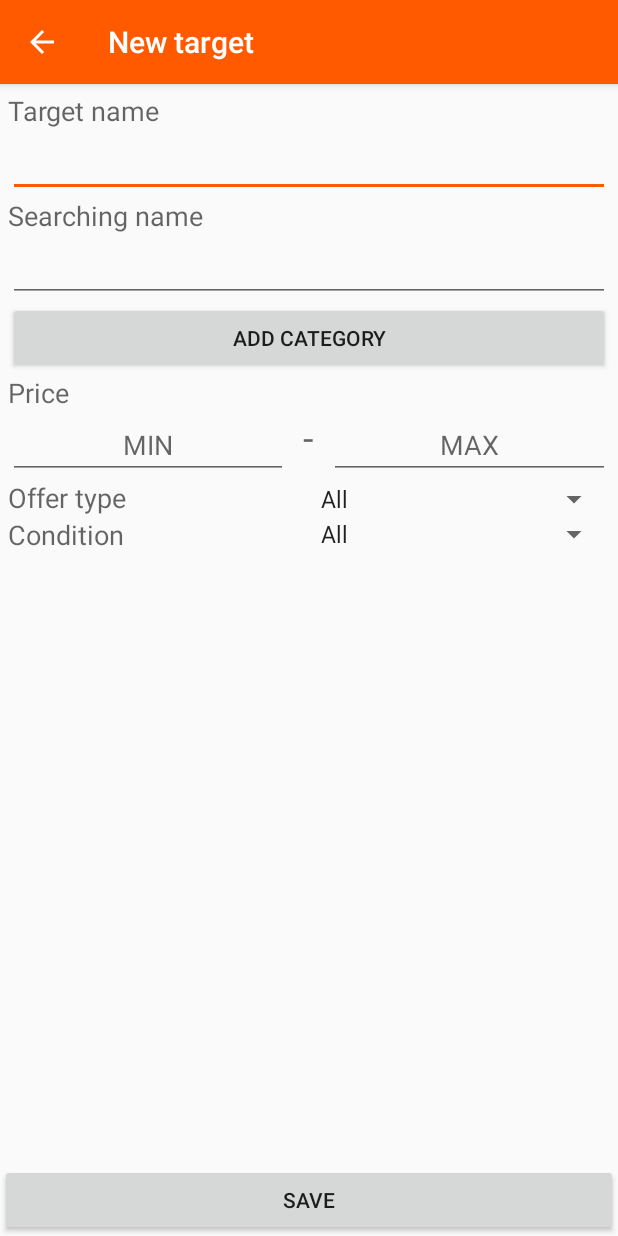
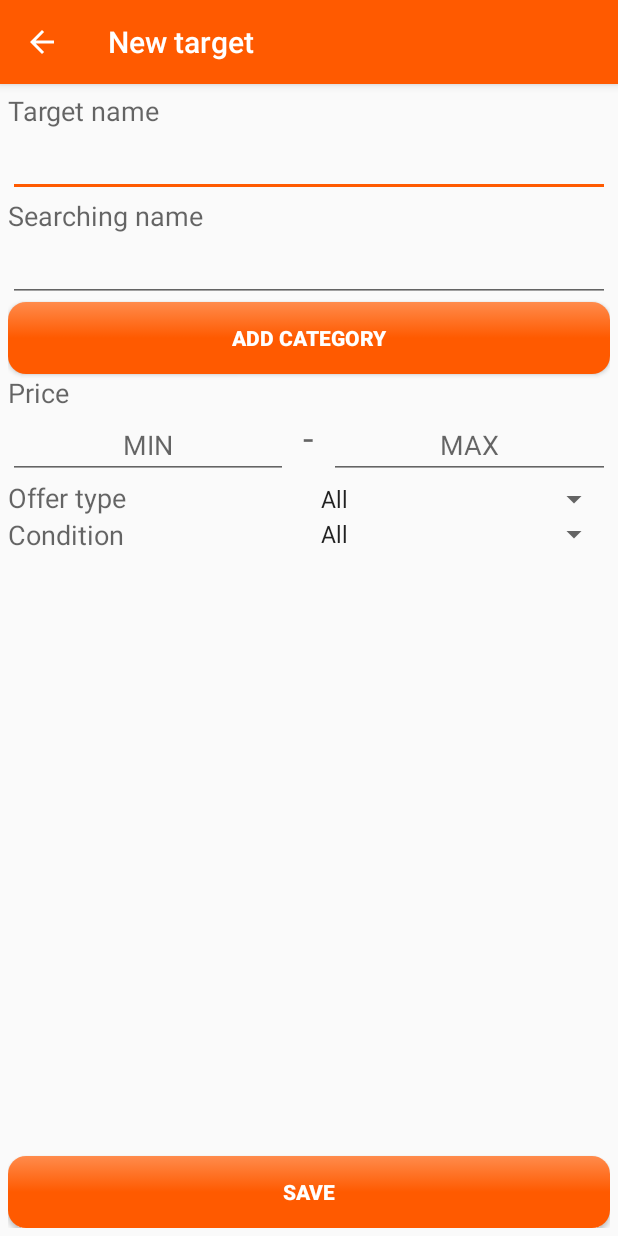
Before and after one commit to sebastiansokolowski/AuctionHunter---Allegro, an Android app: the NewTargetFragment screen opened directly, with no data from a screen before it, on a phone screen of 412 x 824 dp. Run offline under Robolectric (Android 15) with nearby library versions, the phone set to English and light mode, and no system bars; libraries missing offline, so code that uses them is left out: io.realm; 2 statements that could not run were skipped.

Commit message:
Change button style to custom. Fix padding at new target view.

```diff
--- /dev/null
+++ b/app/src/main/res/drawable/button.xml
@@ -0,0 +1,26 @@
+<?xml version="1.0" encoding="utf-8"?>
+<selector xmlns:android="http://schemas.android.com/apk/res/android">
+
+    <item android:drawable="@android:color/white" android:state_focused="true"></item>
+    <item android:state_pressed="true">
+        <shape android:shape="rectangle">
+            <solid android:color="@color/orange" />
+
+            <stroke android:width="2dp" android:color="@android:color/black" />
+
+            <corners android:radius="12dp" />
+
+            <padding android:bottom="4dp" android:left="4dp" android:right="4dp" android:top="4dp" />
+        </shape>
+    </item>
+    <item>
+        <shape android:shape="rectangle">
+            <gradient android:angle="270" android:centerColor="@color/orange" android:endColor="@color/orange" android:startColor="@color/orange_click" />
+
+            <corners android:radius="12dp" />
+
+            <padding android:bottom="4dp" android:left="4dp" android:right="4dp" android:top="4dp" />
+        </shape>
+    </item>
+
+</selector>
--- a/app/src/main/res/layout/content_main.xml
+++ b/app/src/main/res/layout/content_main.xml
@@ -21,6 +21,7 @@
         app:layout_constraintTop_toTopOf="parent" />
 
     <Button
+        style="@style/AppTheme.Button"
         android:id="@+id/btn_select_target"
         android:layout_width="wrap_content"
         android:layout_height="wrap_content"
--- a/app/src/main/res/layout/fragment_new_target.xml
+++ b/app/src/main/res/layout/fragment_new_target.xml
@@ -1,7 +1,8 @@
 <?xml version="1.0" encoding="utf-8"?>
 <RelativeLayout xmlns:android="http://schemas.android.com/apk/res/android"
     android:layout_width="match_parent"
-    android:layout_height="match_parent">
+    android:layout_height="match_parent"
+    android:padding="5dp">
 
     <ScrollView
         android:layout_width="match_parent"
@@ -13,8 +14,7 @@
             android:layout_width="match_parent"
             android:layout_height="wrap_content"
             android:gravity="center_vertical"
-            android:orientation="vertical"
-            android:padding="5dp">
+            android:orientation="vertical">
 
             <TextView
                 android:layout_width="wrap_content"
@@ -26,7 +26,8 @@
                 android:id="@+id/et_target_name"
                 android:layout_width="match_parent"
                 android:layout_height="wrap_content"
-                android:inputType="text" />
+                android:inputType="text"
+                android:maxLines="1" />
 
             <TextView
                 android:layout_width="wrap_content"
@@ -48,6 +49,7 @@
 
             <Button
                 android:id="@+id/btn_add_category"
+                style="@style/AppTheme.Button"
                 android:layout_width="match_parent"
                 android:layout_height="wrap_content"
                 android:layout_alignParentRight="true"
@@ -73,7 +75,8 @@
                     android:gravity="center"
                     android:hint="@string/new_target_max_price"
                     android:inputType="number"
-                    android:maxLength="10" />
+                    android:maxLength="10"
+                    android:maxLines="1" />
 
                 <TextView
                     android:id="@+id/holder_view_center"
@@ -96,7 +99,8 @@
                     android:gravity="center"
                     android:hint="@string/new_target_min_price"
                     android:inputType="number"
-                    android:maxLength="10" />
+                    android:maxLength="10"
+                    android:maxLines="1" />
 
             </RelativeLayout>
 
@@ -149,6 +153,7 @@
 
     <Button
         android:id="@+id/btn_save"
+        style="@style/AppTheme.Button"
         android:layout_width="match_parent"
         android:layout_height="wrap_content"
         android:layout_alignParentBottom="true"
--- a/app/src/main/res/values/styles.xml
+++ b/app/src/main/res/values/styles.xml
@@ -6,6 +6,13 @@
         <item name="colorPrimary">@color/colorPrimary</item>
         <item name="colorPrimaryDark">@color/colorPrimaryDark</item>
         <item name="colorAccent">@color/colorAccent</item>
+    </style>
+
+    <style name="AppTheme.Button" parent="Base.Widget.AppCompat.Button">
+        <item name="android:background">@drawable/button</item>
+        <item name="android:textColor">@color/white</item>
+        <item name="android:textStyle">bold</item>
+        <item name="android:gravity">center</item>
     </style>
 
     <style name="AppTheme.NoActionBar">
```
